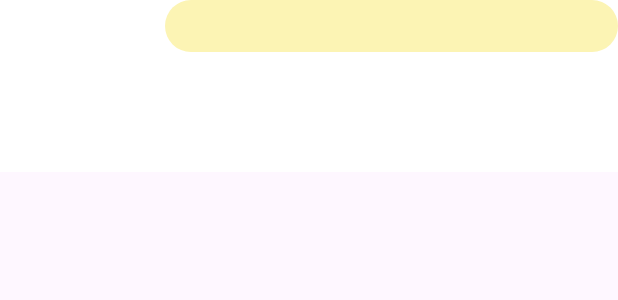
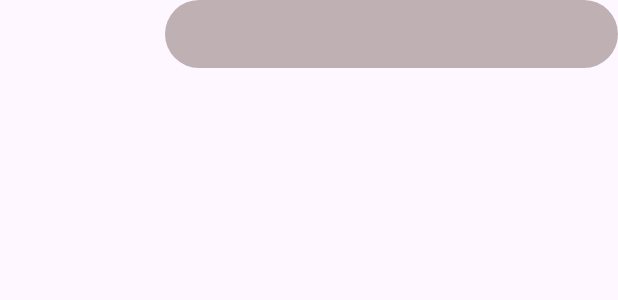
Before and after one commit to keon22han/sealed_secondhand, an Android app: the layout chatlist_item.xml on its own in the app's theme, with its tools: preview values and no code run, on a phone screen of 412 x 824 dp. Shown: the top 300 px of the screen. Run offline under Robolectric (Android 15) with nearby library versions, the phone set to English and light mode, and no system bars.

Commit message:
Resolved issue of chat bubbles clustering to one side and modified code
Resolved issue of chat bubbles clustering to one side and modified code

```diff
--- a/app/src/main/res/drawable/button_style4.xml
+++ b/app/src/main/res/drawable/button_style4.xml
@@ -1,12 +1,12 @@
 <?xml version="1.0" encoding="utf-8"?>
 <ripple xmlns:android="http://schemas.android.com/apk/res/android"
-    android:color="#F8ED87"> <!-- Ripple Effect 색상 -->
+    android:color="#77BB6969"> <!-- Ripple Effect 색상 -->
 
     <!-- 배경색 -->
     <item android:id="@android:id/background">
         <shape xmlns:android="http://schemas.android.com/apk/res/android">
             <corners android:radius="30dp"/>
-            <solid android:color="#FCF4B4"/>
+            <solid android:color="#75735C5C"/>
         </shape>
     </item>
 
--- a/app/src/main/res/layout/chat_item.xml
+++ b/app/src/main/res/layout/chat_item.xml
@@ -1,10 +1,10 @@
 <?xml version="1.0" encoding="utf-8"?>
-<FrameLayout xmlns:android="http://schemas.android.com/apk/res/android"
+<LinearLayout xmlns:android="http://schemas.android.com/apk/res/android"
+    android:id="@+id/chatLayout"
     android:layout_width="match_parent"
     android:layout_height="wrap_content"
     android:orientation="vertical">
     <LinearLayout
-        android:id="@+id/chatLayout"
         android:layout_width="wrap_content"
         android:layout_height="wrap_content"
         android:orientation="horizontal">
@@ -56,4 +56,4 @@
         android:layout_height="1dp"
         android:layout_gravity="bottom"
         android:background="#BCBCBC" />
-</FrameLayout>
+</LinearLayout>
--- a/app/src/main/res/layout/chatlist_item.xml
+++ b/app/src/main/res/layout/chatlist_item.xml
@@ -3,7 +3,6 @@
     android:id="@+id/chatListContent"
     android:layout_width="match_parent"
     android:layout_height="wrap_content"
-    android:background="@color/white"
     android:orientation="horizontal">
 
     <ImageView
@@ -17,16 +16,29 @@
         android:layout_height="100dp"
         android:orientation="vertical"
         android:layout_weight="4">
-        <TextView
-            android:id="@+id/chatTitle"
+        <LinearLayout
             android:layout_width="match_parent"
             android:layout_height="wrap_content"
-            android:background="@drawable/button_style4"
-            android:textSize="25dp"/>
+            android:orientation="vertical"
+            android:gravity="center"
+            android:background="@drawable/button_style4">
+            <TextView
+                android:id="@+id/chatTitle"
+                android:layout_width="wrap_content"
+                android:layout_height="wrap_content"
+                android:layout_margin="5dp"
+                android:textColor="@color/white"
+                android:textSize="25dp"/>
+        </LinearLayout>
         <TextView
             android:id="@+id/lastChat"
+            android:layout_marginLeft="10dp"
+            android:layout_marginRight="10dp"
+            android:layout_marginTop="20dp"
+            android:gravity="center"
             android:layout_width="match_parent"
             android:layout_height="wrap_content"
+            android:textColor="@color/white"
             android:textSize="10dp"/>
     </LinearLayout>
 
```
Also changed, not shown: app/src/main/java/com/example/sealed_secondhand/recyclerview/ChatRecyclerAdapter.kt (+3 -11 lines).
